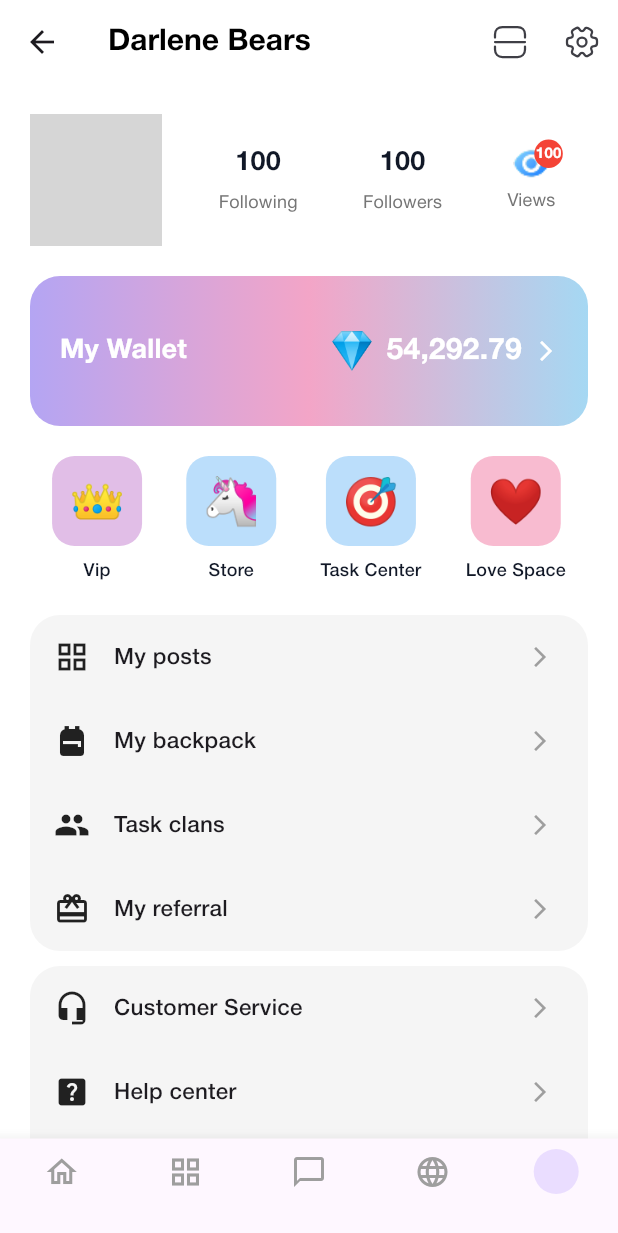
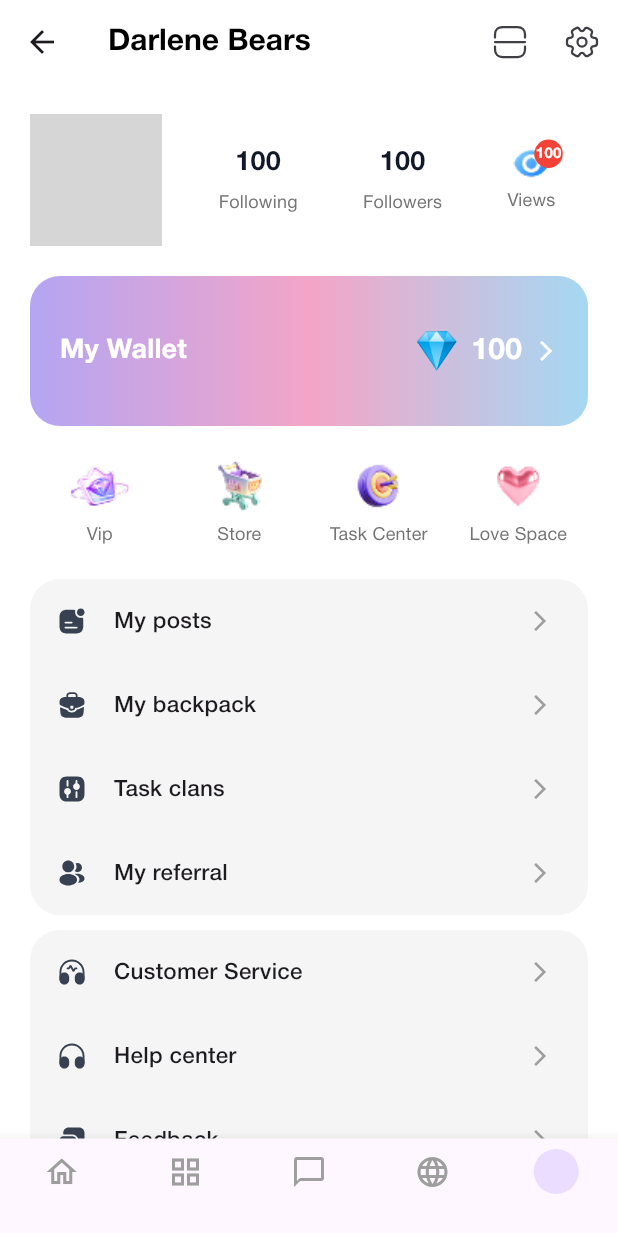
Before and after one commit to thang2k6adu/JT291-flutter-mobile, a Flutter app: the ProfileScreen screen opened directly, on a phone screen of 412 x 824 dp. Shown: the top 1233 px of the screen. Run offline on Flutter 3.47's test engine with Material 3 defaults, Android fonts, the phone set to English and light mode, and no system bars; our stand-ins replace carousel_slider, device_info_plus, dio, firebase_auth, firebase_core, flutter_riverpod and 7 more; missing offline and left inert: network_info_plus; accounts and stored records are empty; network calls fail; statements that could not run were skipped; project files that could hold a hidden picture were left out; grey boxes are pictures that could not be loaded.

Commit message:
refactor: refactor icon

```diff
--- a/lib/core/constants/app_icons.dart
+++ b/lib/core/constants/app_icons.dart
@@ -21,4 +21,16 @@ class AppIcons {
   static const String setting = 'lib/assets/icons/setting.svg';
   static const String eye = 'lib/assets/icons/eye.svg';
   static const String eyePng = 'lib/assets/icons/eye.png';
+  static const String vipPng = 'lib/assets/icons/vip.png';
+  static const String storePng = 'lib/assets/icons/store.png';
+  static const String taskCenterPng = 'lib/assets/icons/task_center.png';
+  static const String loveSpacePng = 'lib/assets/icons/love_space.png';
+  static const String myPosts = 'lib/assets/icons/my_posts.svg';
+  static const String myBackpack = 'lib/assets/icons/my_backpack.svg';
+  static const String taskClans = 'lib/assets/icons/task_clans.svg';
+  static const String myReferral = 'lib/assets/icons/my_referral.svg';
+  static const String customerService = 'lib/assets/icons/customer_service.svg';
+  static const String helpCenter = 'lib/assets/icons/help_center.svg';
+  static const String feedback = 'lib/assets/icons/feedback.svg';
+  static const String contractUs = 'lib/assets/icons/contract_us.svg';
 }
--- a/lib/features/profile/screens/profile_screen.dart
+++ b/lib/features/profile/screens/profile_screen.dart
@@ -45,25 +45,25 @@ class ProfileScreen extends StatelessWidget {
               followersCount: 100,
               viewsCount: 100,
             ),
-            WalletCard(),
+            WalletCard(balance: '100'),
             SizedBox(height: 20),
             QuickAccessRow(),
             SizedBox(height: 20),
             MenuSection(
               items: [
-                (Icons.grid_view, 'My posts'),
-                (Icons.backpack, 'My backpack'),
-                (Icons.people, 'Task clans'),
-                (Icons.card_giftcard, 'My referral'),
+                (SvgIconSimple.asset(AppIcons.myPosts), 'My posts'),
+                (SvgIconSimple.asset(AppIcons.myBackpack), 'My backpack'),
+                (SvgIconSimple.asset(AppIcons.taskClans), 'Task clans'),
+                (SvgIconSimple.asset(AppIcons.myReferral), 'My referral'),
               ],
             ),
             SizedBox(height: 10),
             MenuSection(
               items: [
-                (Icons.headset_mic, 'Customer Service'),
-                (Icons.help_center, 'Help center'),
-                (Icons.feedback, 'Feedback'),
-                (Icons.contact_mail, 'Contract Us'),
+                (SvgIconSimple.asset(AppIcons.customerService), 'Customer Service'),
+                (SvgIconSimple.asset(AppIcons.helpCenter), 'Help center'),
+                (SvgIconSimple.asset(AppIcons.feedback), 'Feedback'),
+                (SvgIconSimple.asset(AppIcons.contractUs), 'Contract Us'),
               ],
             ),
             SizedBox(height: 100),
--- a/lib/features/profile/widget/layout/profile_screen/menu_section.dart
+++ b/lib/features/profile/widget/layout/profile_screen/menu_section.dart
@@ -1,7 +1,7 @@
 import 'package:flutter/material.dart';
 
 class MenuSection extends StatelessWidget {
-  final List<(IconData, String)> items;
+  final List<(Widget, String)> items;
   const MenuSection({required this.items, super.key});
 
   @override
@@ -16,7 +16,7 @@ class MenuSection extends StatelessWidget {
         children: items
             .map(
               (item) => ListTile(
-                leading: Icon(item.$1, color: Colors.black87),
+                leading: item.$1,
                 title: Text(
                   item.$2,
                   style: const TextStyle(
--- a/lib/features/profile/widget/layout/profile_screen/quick_access_row.dart
+++ b/lib/features/profile/widget/layout/profile_screen/quick_access_row.dart
@@ -1,4 +1,6 @@
 import 'package:flutter/material.dart';
+import 'package:jt291_flutter_mobile/features/profile/widget/ui/stat_item.dart';
+import 'package:jt291_flutter_mobile/core/constants/app_icons.dart';
 
 class QuickAccessRow extends StatelessWidget {
   const QuickAccessRow({super.key});
@@ -6,10 +8,10 @@ class QuickAccessRow extends StatelessWidget {
   @override
   Widget build(BuildContext context) {
     final items = [
-      ('👑', 'Vip', Colors.purple.shade100),
-      ('🦄', 'Store', Colors.blue.shade100),
-      ('🎯', 'Task Center', Colors.blue.shade100),
-      ('❤️', 'Love Space', Colors.pink.shade100),
+      (Image.asset(AppIcons.vipPng, width: 40, height: 40), 'Vip'),
+      (Image.asset(AppIcons.storePng, width: 40, height: 40), 'Store'),
+      (Image.asset(AppIcons.taskCenterPng, width: 40, height: 40), 'Task Center'),
+      (Image.asset(AppIcons.loveSpacePng, width: 40, height: 40), 'Love Space'),
     ];
 
     return Padding(
@@ -17,49 +19,16 @@ class QuickAccessRow extends StatelessWidget {
       child: Row(
         mainAxisAlignment: MainAxisAlignment.spaceAround,
         children: items
-            .map((e) => _QuickAccessItem(
-                  emoji: e.$1,
-                  label: e.$2,
-                  bgColor: e.$3,
-                ))
-            .toList(),
+            .map(
+              (e) => Expanded(child:
+              StatItem(
+                label: e.$2,
+                icon: e.$1,
+              ),
+            ),
+          )
+          .toList(),
       ),
     );
   }
 }
-
-class _QuickAccessItem extends StatelessWidget {
-  final String emoji;
-  final String label;
-  final Color bgColor;
-
-  const _QuickAccessItem({
-    required this.emoji,
-    required this.label,
-    required this.bgColor,
-  });
-
-  @override
-  Widget build(BuildContext context) {
-    return Column(
-      children: [
-        Container(
-          width: 60,
-          height: 60,
-          decoration: BoxDecoration(
-            color: bgColor,
-            borderRadius: BorderRadius.circular(15),
-          ),
-          child: Center(
-            child: Text(emoji, style: const TextStyle(fontSize: 30)),
-          ),
-        ),
-        const SizedBox(height: 8),
-        Text(
-          label,
-          style: const TextStyle(fontSize: 12, fontWeight: FontWeight.w500),
-        ),
-      ],
-    );
-  }
-}
--- a/lib/features/profile/widget/layout/profile_screen/wallet_card.dart
+++ b/lib/features/profile/widget/layout/profile_screen/wallet_card.dart
@@ -1,12 +1,25 @@
 import 'package:flutter/material.dart';
 
 class WalletCard extends StatelessWidget {
-  const WalletCard({super.key});
+  final String title;
+  final String balance;
+  final String currencyIcon; // ví dụ: 💎 hoặc $
+  final VoidCallback? onTap;
+
+  const WalletCard({
+    super.key,
+    this.title = 'My Wallet',
+    required this.balance,
+    this.currencyIcon = '💎',
+    this.onTap,
+  });
 
   @override
   Widget build(BuildContext context) {
     return Padding(
       padding: const EdgeInsets.symmetric(horizontal: 20.0),
+      child: GestureDetector(
+        onTap: onTap,
         child: Container(
           height: 100,
           decoration: BoxDecoration(
@@ -24,34 +37,39 @@ class WalletCard extends StatelessWidget {
             child: Row(
               mainAxisAlignment: MainAxisAlignment.spaceBetween,
               children: [
-              const Text(
-                'My Wallet',
-                style: TextStyle(
+                // Wallet title
+                Text(
+                  title,
+                  style: const TextStyle(
                     color: Colors.white,
                     fontSize: 18,
                     fontWeight: FontWeight.w600,
                   ),
                 ),
+
+                // Wallet info (icon + balance + arrow)
                 Row(
-                children: const [
-                  Text('💎', style: TextStyle(fontSize: 24)),
-                  SizedBox(width: 8),
+                  children: [
+                    Text(currencyIcon, style: const TextStyle(fontSize: 24)),
+                    const SizedBox(width: 8),
                     Text(
-                    '54,292.79',
-                    style: TextStyle(
+                      balance,
+                      style: const TextStyle(
                         color: Colors.white,
                         fontSize: 20,
                         fontWeight: FontWeight.bold,
                       ),
                     ),
-                  SizedBox(width: 8),
-                  Icon(Icons.arrow_forward_ios, color: Colors.white, size: 16),
+                    const SizedBox(width: 8),
+                    const Icon(Icons.arrow_forward_ios,
+                        color: Colors.white, size: 16),
                   ],
                 ),
               ],
             ),
           ),
         ),
+      ),
     );
   }
 }
```
Also changed, not shown: lib/assets/icons/contract_us.svg (added), lib/assets/icons/customer_service.svg (added), lib/assets/icons/feedback.svg (added), lib/assets/icons/help_center.svg (added), lib/assets/icons/love_space.png (added), lib/assets/icons/my_backpack.svg (added), lib/assets/icons/my_posts.svg (added), lib/assets/icons/my_referral.svg (added), lib/assets/icons/store.png (added), lib/assets/icons/task_center.png (added), lib/assets/icons/task_clans.svg (added), lib/assets/icons/vip.png (added). Lines whose indentation alone changed are shown as unchanged.
